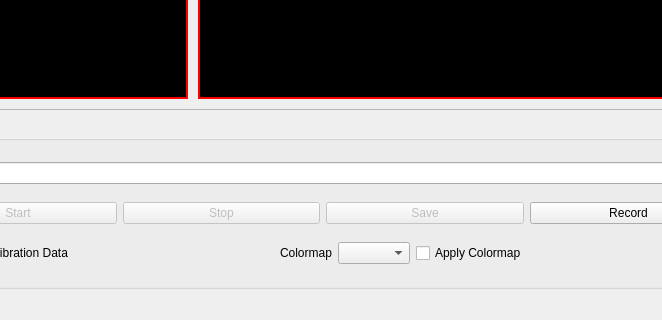
Before: the Qt Designer form stereo_viewer/stereo_viewer.ui in labforge/sdk-demos, drawn with Qt 5; both pictures show x 372 to 1034 and y 365 to 685 of the 1130 by 685 pixel window.
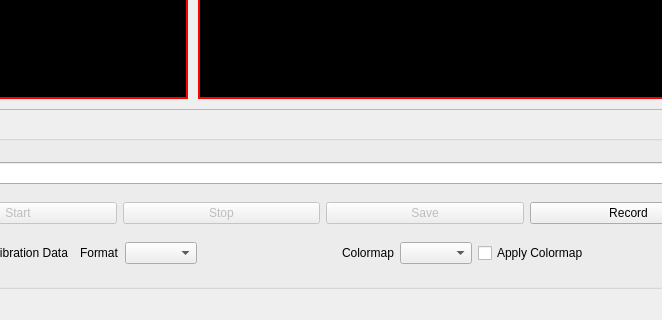
After: the same form once the commit is applied. Custom widgets are drawn as their Qt base class.

```diff
--- a/stereo_viewer/stereo_viewer.ui
+++ b/stereo_viewer/stereo_viewer.ui
@@ -436,6 +436,16 @@
                </property>
               </widget>
              </item>
+             <item>
+              <widget class="QLabel" name="lblFormat">
+               <property name="text">
+                <string>Format</string>
+               </property>
+              </widget>
+             </item>
+             <item>
+              <widget class="QComboBox" name="cbxFormat"/>
+             </item>
              <item>
               <spacer name="horizontalSpacer_2">
                <property name="orientation">
```
